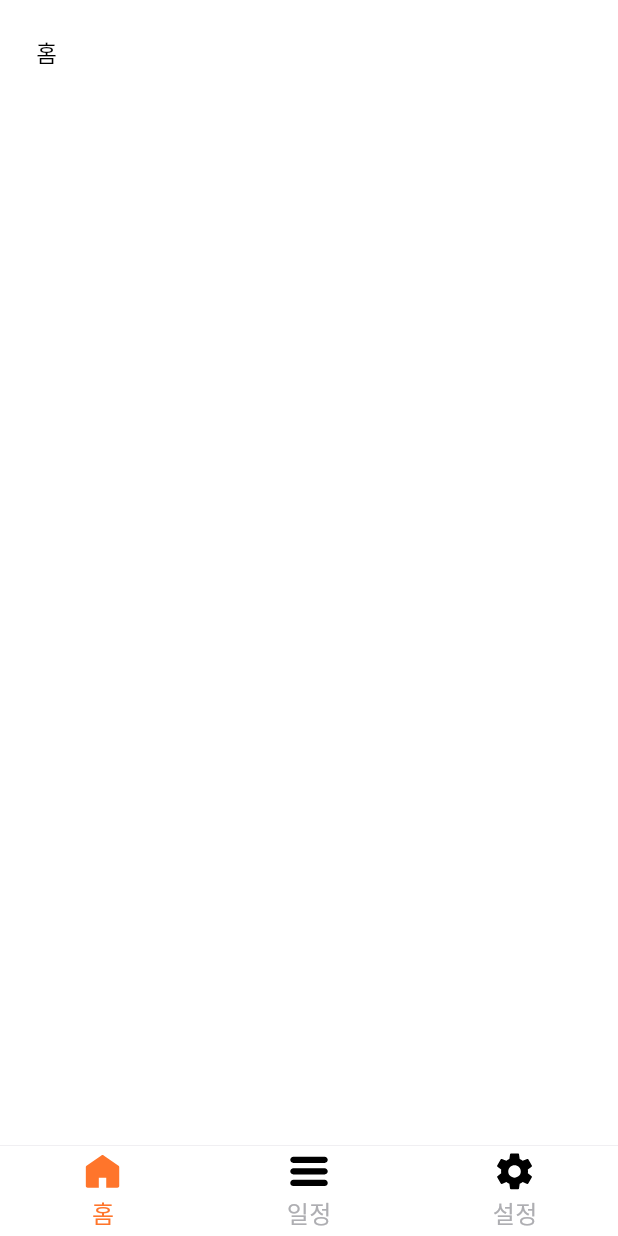
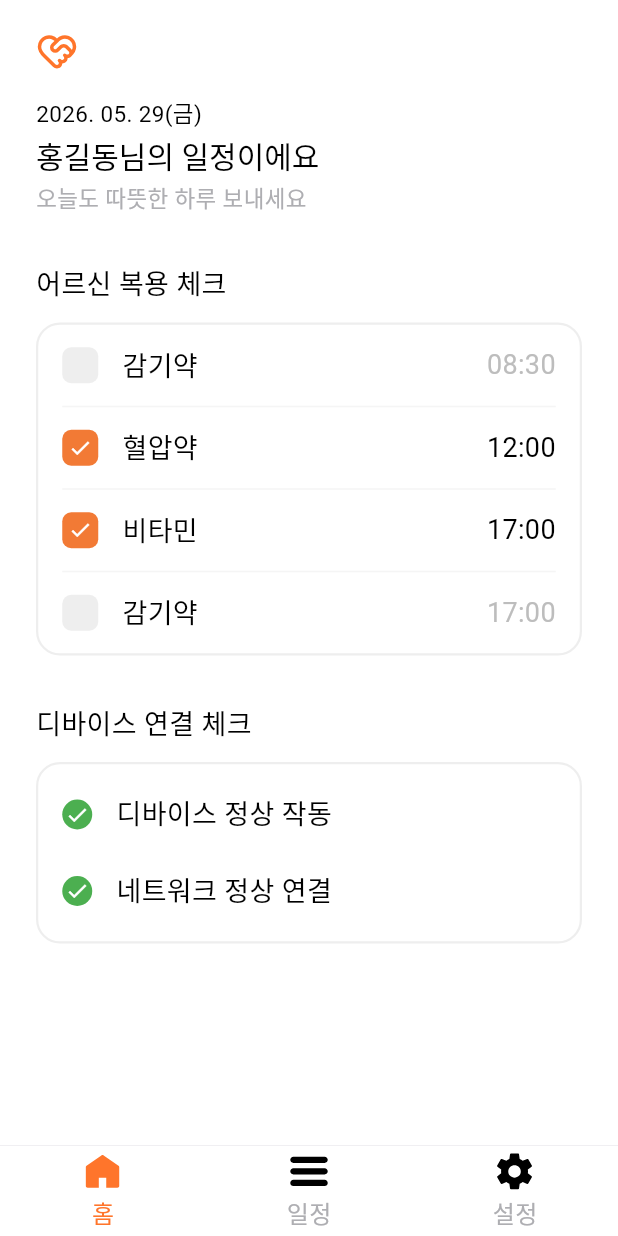
Before and after one commit to Ongi-Team/ongi-app, a Flutter app: the GuardianHomeScreen screen opened by its route, on a phone screen of 412 x 824 dp. Run offline on Flutter 3.47's test engine with Material 3 defaults, Android fonts, the phone set to English and light mode, and no system bars; our stand-ins replace dio, firebase_core, firebase_messaging, flutter_dotenv, flutter_local_notifications, flutter_secure_storage and 4 more; accounts and stored records are empty; generated files the repository leaves out were written again; Roboto replaces fonts that are missing (PretendardMedium, PretendardSemiBold).

Commit message:
feat: 홈 화면 구현

```diff
--- a/lib/features/guardian/home/guardian_home_screen.dart
+++ b/lib/features/guardian/home/guardian_home_screen.dart
@@ -1,25 +1,183 @@
 import 'package:flutter/material.dart';
+import 'package:flutter_svg/flutter_svg.dart';
 import 'package:ongi_app/core/constants/constants.dart';
+import 'package:ongi_app/core/constants/styles.dart';
 
 class GuardianHomeScreen extends StatelessWidget {
   const GuardianHomeScreen({super.key});
 
   @override
   Widget build(BuildContext context) {
+    // 주황색 포인트 컬러 (사용하시는 브랜드 컬러가 있다면 바꿔주세요)
+    const primaryColor = Color(0xFFF27A35);
+    final todayText = _formatToday(DateTime.now());
+
     return Scaffold(
       backgroundColor: Colors.white,
       body: SafeArea(
-        child: Padding(
-          padding: const EdgeInsets.symmetric(horizontal: 24),
+        child: SingleChildScrollView(
+          padding: const EdgeInsets.symmetric(horizontal: 24, vertical: 20),
           child: Column(
             crossAxisAlignment: CrossAxisAlignment.start,
             children: [
-              const SizedBox(height: 24),
-              Text('홈', style: OngiTextStyle.body15),
+              // 1. 상단 아이콘 및 날짜/타이틀 영역
+              SvgPicture.asset(
+                'assets/logo.svg',
+                height: 28,
+              ),
+              const SizedBox(height: 16),
+              Text(todayText, style: OngiTextStyle.body15),
+              const SizedBox(height: 4),
+              RichText(
+                text: const TextSpan(
+                  style:
+                      TextStyle(fontSize: 20, color: Colors.black, height: 1.3),
+                  children: [
+                    TextSpan(
+                      text: '홍길동님',
+                      style: OngiTextStyle.subTitle,
+                    ),
+                    TextSpan(text: '의 일정이에요'),
+                  ],
+                ),
+              ),
+              const SizedBox(height: 4),
+              Text(
+                '오늘도 따뜻한 하루 보내세요',
+                style: OngiTextStyle.body15
+                    .copyWith(color: OngiColor.systemGray03),
+              ),
+              const SizedBox(height: 32),
+
+              // 2. 어르신 복용 체크 섹션
+              const Text(
+                '어르신 복용 체크',
+                style: OngiTextStyle.button18,
+              ),
+              const SizedBox(height: 12),
+              Container(
+                decoration: BoxDecoration(
+                  color: Colors.white,
+                  borderRadius: BorderRadius.circular(16),
+                  border: Border.all(color: Colors.grey.shade200, width: 1.5),
+                ),
+                child: Column(
+                  children: [
+                    _buildMedicationTile('감기약', '08:30',
+                        isChecked: false, color: primaryColor),
+                    _buildDivider(),
+                    _buildMedicationTile('혈압약', '12:00',
+                        isChecked: true, color: primaryColor),
+                    _buildDivider(),
+                    _buildMedicationTile('비타민', '17:00',
+                        isChecked: true, color: primaryColor),
+                    _buildDivider(),
+                    _buildMedicationTile('감기약', '17:00',
+                        isChecked: false, color: primaryColor),
+                  ],
+                ),
+              ),
+              const SizedBox(height: 32),
+
+              // 3. 디바이스 연결 체크 섹션
+              const Text(
+                '디바이스 연결 체크',
+                style: OngiTextStyle.button18,
+              ),
+              const SizedBox(height: 12),
+              Container(
+                decoration: BoxDecoration(
+                  color: Colors.white,
+                  borderRadius: BorderRadius.circular(16),
+                  border: Border.all(color: Colors.grey.shade200, width: 1.5),
+                ),
+                padding: const EdgeInsets.symmetric(vertical: 8),
+                child: Column(
+                  children: [
+                    _buildDeviceStatusTile('디바이스 정상 작동', isNormal: true),
+                    _buildDeviceStatusTile('네트워크 정상 연결', isNormal: true),
+                  ],
+                ),
+              ),
             ],
           ),
         ),
       ),
     );
   }
+
+  // --- 위젯을 간결하게 유지하기 위한 컴포넌트 팩토리 메서드들 ---
+
+  String _formatToday(DateTime date) {
+    const weekdays = ['월', '화', '수', '목', '금', '토', '일'];
+    final year = date.year.toString();
+    final month = date.month.toString().padLeft(2, '0');
+    final day = date.day.toString().padLeft(2, '0');
+    final weekday = weekdays[date.weekday - 1];
+
+    return '$year. $month. $day($weekday)';
+  }
+
+  // 복약 체크 리스트 스타일 빌더
+  Widget _buildMedicationTile(String title, String time,
+      {required bool isChecked, required Color color}) {
+    return Padding(
+      padding: const EdgeInsets.symmetric(horizontal: 16, vertical: 14),
+      child: Row(
+        children: [
+          Container(
+            width: 24,
+            height: 24,
+            decoration: BoxDecoration(
+              color: isChecked ? color : Colors.grey.shade200,
+              borderRadius: BorderRadius.circular(6),
+            ),
+            child: isChecked
+                ? const Icon(Icons.check, color: Colors.white, size: 16)
+                : null,
+          ),
+          const SizedBox(width: 16),
+          Text(title, style: OngiTextStyle.button18),
+          const Spacer(),
+          Text(
+            time,
+            style: OngiTextStyle.button18.copyWith(
+                color: isChecked ? Colors.black : Colors.grey.shade400),
+          ),
+        ],
+      ),
+    );
+  }
+
+  // 디바이스 상태 리스트 스타일 빌더
+  Widget _buildDeviceStatusTile(String title, {required bool isNormal}) {
+    return Padding(
+      padding: const EdgeInsets.symmetric(horizontal: 16, vertical: 12),
+      child: Row(
+        children: [
+          Container(
+            padding: const EdgeInsets.all(2),
+            decoration: const BoxDecoration(
+              color: Color(0xFF4CAF50), // 초록색 체크 배경
+              shape: BoxShape.circle,
+            ),
+            child: const Icon(Icons.check, color: Colors.white, size: 16),
+          ),
+          const SizedBox(width: 16),
+          Text(title, style: OngiTextStyle.button18),
+        ],
+      ),
+    );
+  }
+
+  // 구분선 생성기 (리스트 아이템 사이 여백조절)
+  Widget _buildDivider() {
+    return Divider(
+      height: 1,
+      thickness: 1,
+      color: Colors.grey.shade100,
+      indent: 16,
+      endIndent: 16,
+    );
+  }
 }
```
